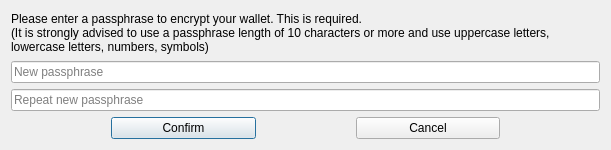
The window that src/qt/forms/encryptdialog.ui (HiveProject2021/Hivecoin) describes before a commit, drawn with Qt 5.
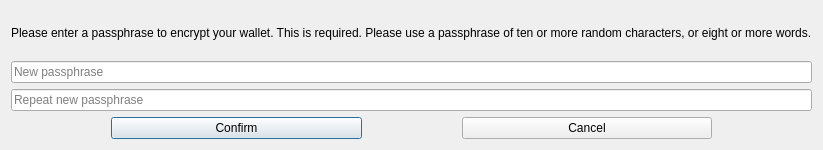
The same window after the commit.

What changed in the file:
```diff
--- a/src/qt/forms/encryptdialog.ui
+++ b/src/qt/forms/encryptdialog.ui
@@ -30,9 +30,7 @@
         </font>
        </property>
        <property name="text">
-        <string>Please enter a passphrase to encrypt your wallet. This is required.
-(It is strongly advised to use a passphrase length of 10 characters or more and use uppercase letters, 
-lowercase letters, numbers, symbols) </string>
+        <string>Please enter a passphrase to encrypt your wallet. This is required. Please use a passphrase of ten or more random characters, or eight or more words.</string>
        </property>
        <property name="alignment">
         <set>Qt::AlignLeading|Qt::AlignLeft|Qt::AlignVCenter</set>
```
